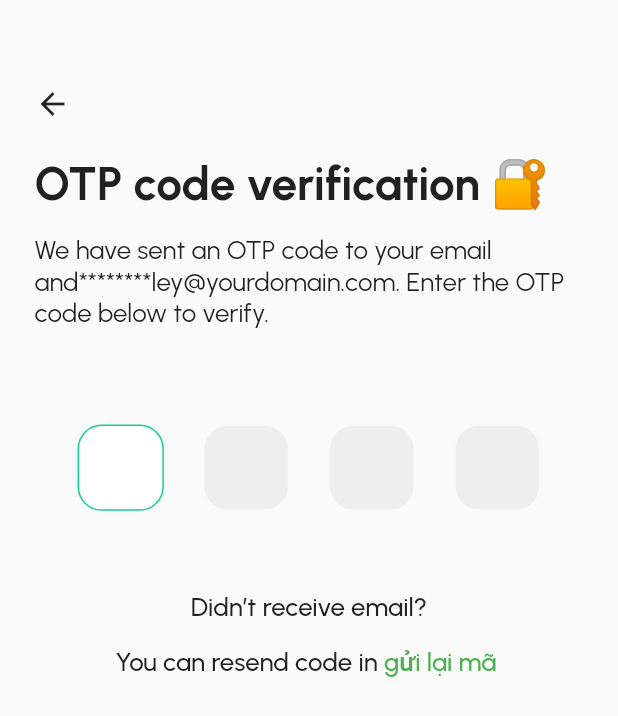
After one commit to DangShady/shoppe_flutter, a Flutter app: the VerificationPage screen opened by its route, on a phone screen of 412 x 824 dp. The commit adds this screen. Shown: the top 716 px of the screen. Run offline on Flutter 3.47's test engine with Material 2 defaults, Android fonts, the phone set to English and light mode, and no system bars; drawn by our look-alikes of pin_code_fields; our stand-ins replace cached_network_image, dio, flutter_blurhash, flutter_easyrefresh, flutter_spinkit, get and 5 more; accounts and stored records are empty; project files that could hold a hidden picture were left out.

Commit message:
otp_verification

```diff
--- a/lib/page/login/login_page.dart
+++ b/lib/page/login/login_page.dart
@@ -66,6 +66,7 @@ class LoginPage extends GetView<LoginController> {
       Row(
         children: [
           GestureDetector(
+
             onTap: () {
               controller.checkBoxed.value =! controller.checkBoxed.value;
             },
--- /dev/null
+++ b/lib/page/verification/verification.dart
@@ -0,0 +1,4 @@
+export 'verification_binding.dart';
+
+export 'verification_controller.dart';
+export 'verification_page.dart';
--- /dev/null
+++ b/lib/page/verification/verification_binding.dart
@@ -0,0 +1,10 @@
+import 'package:ai_chat_flutter/page/verification/verification_controller.dart';
+import 'package:get/get.dart';
+
+class VerificationBinding implements Bindings {
+
+  @override
+  void dependencies() {
+    Get.lazyPut(() => VerificationController() );
+  }
+}
--- /dev/null
+++ b/lib/page/verification/verification_controller.dart
@@ -0,0 +1,37 @@
+import 'dart:async';
+
+import 'package:flutter/material.dart';
+import 'package:get/get.dart';
+
+class VerificationController extends GetxController {
+  final checkBoxed = false.obs;
+  final isLoading=true.obs;
+  TextEditingController otpController=TextEditingController();
+    late Timer countdownTimer;
+
+  // Tạo một RxInt để theo dõi số giây còn lại
+  final showButtons = false.obs;
+  var countdownSeconds = 5.obs;
+
+  //...
+
+  // Tạo hàm startCountdown để bắt đầu đếm ngược
+  void startCountdown() {
+    const oneSec = const Duration(seconds: 1);
+    Timer.periodic(
+      oneSec,
+      (Timer timer) {
+        if (countdownSeconds.value == 0) {
+          showButtons.value = false; // Đặt showButtons thành false khi countdownSeconds = 0
+          timer.cancel(); // Hủy đồng hồ đếm ngược sau khi hoàn thành.
+        } else {
+          countdownSeconds.value--;
+        }
+      },
+    );
+  }
+
+  //...
+
+  // Tạo hàm hủy đếm ngược để hủy bỏ timer khi cần
+}
--- /dev/null
+++ b/lib/page/verification/verification_page.dart
@@ -0,0 +1,118 @@
+import 'package:ai_chat_flutter/constants/app_constant.dart';
+import 'package:ai_chat_flutter/helpers/extension/responsive.dart';
+import 'package:ai_chat_flutter/page/verification/verification_controller.dart';
+import 'package:ai_chat_flutter/style/app_style.dart';
+import 'package:flutter/material.dart';
+import 'package:get/get.dart';
+import '../../utils/screen_util.dart';
+import 'package:pin_code_fields/pin_code_fields.dart';
+class VerificationPage extends GetView<VerificationController> {
+  const VerificationPage({super.key});
+
+  @override
+  Widget build(BuildContext context) {
+    ScreenUtil.instance = ScreenUtil(width: BASE_WIDTH, allowFontScaling: true)
+      ..init(context);
+    return  Scaffold(
+        resizeToAvoidBottomInset: false,
+
+      body: Container(
+        margin: EdgeInsets.symmetric(horizontal: 24.w),
+        child: Column(
+          crossAxisAlignment: CrossAxisAlignment.start,
+          children: [
+            SizedBox(
+                    height: 60.h
+                  ),
+            GestureDetector(
+              onTap: () {
+                Get.back();
+              },
+              child: Icon(Icons.arrow_back),
+            ),
+            SizedBox(height: 24.h,),
+            Text('OTP code verification 🔐', style: Style().h3Bold,),
+            SizedBox(height: 16.h,),
+            Text('We have sent an OTP code to your email and********ley@yourdomain.com. Enter the OTP code below to verify.',style: Style().bodyXLargeRegular,),
+            SizedBox(height: 66.h,),
+           _buildPinCode(context),
+           SizedBox(height: 40.h,),
+Center(child: Text('Didn’t receive email?',style: Style().bodyXLarge,)),
+SizedBox(height: 16.h,),
+Obx(() => Row(
+  mainAxisAlignment: MainAxisAlignment.center,
+  children: [
+    Text(
+      'You can resend code in ',
+      style: Style().bodyXLarge,
+    ),
+    GestureDetector(
+      onTap: () {
+        if (!controller.showButtons.value) {
+          controller.countdownSeconds.value = 5;
+          controller.startCountdown();
+          controller.showButtons.value = true;
+        };
+        if(controller.countdownSeconds.value ==0){
+          controller.showButtons.value = false;
+        }
+
+      },
+      child: Text(
+        controller.showButtons.value == false
+            ? 'gửi lại mã '
+            : '${controller.countdownSeconds.value} s',
+        style: controller.showButtons.value == false
+            ? Style().bodyXLarge.copyWith(color: Colors.green)
+            : Style().bodyXLarge.copyWith(color: Colors.green),
+      ),
+    ),
+  ],
+)),
+
+          ],
+        ),
+      ),
+      );
+
+  }
+   Widget _buildPinCode(BuildContext context) {
+    return Column(
+      children: [
+        Padding(
+          padding: EdgeInsets.symmetric(horizontal: 30.w),
+          child: PinCodeTextField(
+            controller: controller.otpController,
+            autoFocus: true,
+            keyboardType: TextInputType.number,
+            appContext: context,
+            length: 4,
+            obscureText: false,
+
+            animationType: AnimationType.fade,
+            pinTheme: PinTheme(
+              borderWidth: 1,
+              borderRadius: BorderRadius.circular(16),
+              activeColor: Style.primaryColor,
+              activeFillColor: Colors.white,
+              selectedColor: Style.primaryColor,
+              selectedFillColor: Colors.white,
+              inactiveColor: Style.greyscale50,
+              inactiveFillColor: Color(0xffEEEEEE),
+              shape: PinCodeFieldShape.box,
+              fieldHeight: 60.w,
+              fieldWidth: 60.w,
+            ),
+            animationDuration: const Duration(milliseconds: 300),
+            textStyle: Style().bodyLargeBold,
+            enableActiveFill: true,
+            onCompleted: (v) {
+            },
+            beforeTextPaste: (text) => true,
+            // onChanged: _viewModel.setColor,
+          ),
+        ),
+      ],
+    );
+  }
+}
--- a/lib/routes/app_pages.dart
+++ b/lib/routes/app_pages.dart
@@ -1,6 +1,7 @@
 import 'package:ai_chat_flutter/page/create_password/create_password.dart';
 import 'package:ai_chat_flutter/page/home/home.dart';
 import 'package:ai_chat_flutter/page/login/login.dart';
+import 'package:ai_chat_flutter/page/verification/verification.dart';
 import 'package:ai_chat_flutter/page/resetpassword/resetpassword.dart';
 import 'package:get/get.dart';
 part 'app_routes.dart';
@@ -20,6 +21,11 @@ class AppPages {
       binding: HomeBinding(),
     ),
     GetPage(
+      name: AppRoutes.verification,
+      page: () => VerificationPage(),
+      binding: VerificationBinding(),
+    ),
+    GetPage(
       name: AppRoutes.create_password,
       page: () => const CreatepasswordPage(),
       binding: CreatepasswordBinding(),
--- a/lib/routes/app_routes.dart
+++ b/lib/routes/app_routes.dart
@@ -8,4 +8,5 @@ abstract class AppRoutes {
   static const home = '/home';
   static const resetpassword = '/resetpassword';
   static const create_password = '/create_password';
+  static const verification = '/verification';
 }
--- a/pubspec.yaml
+++ b/pubspec.yaml
@@ -46,6 +46,7 @@ dependencies:
   iconsax: ^0.0.8
   tuple: ^2.0.2
   animations: ^2.0.7
+  pin_code_fields: ^8.0.1
 
 dev_dependencies:
   flutter_test:
```
Also changed, not shown: pubspec.lock.
